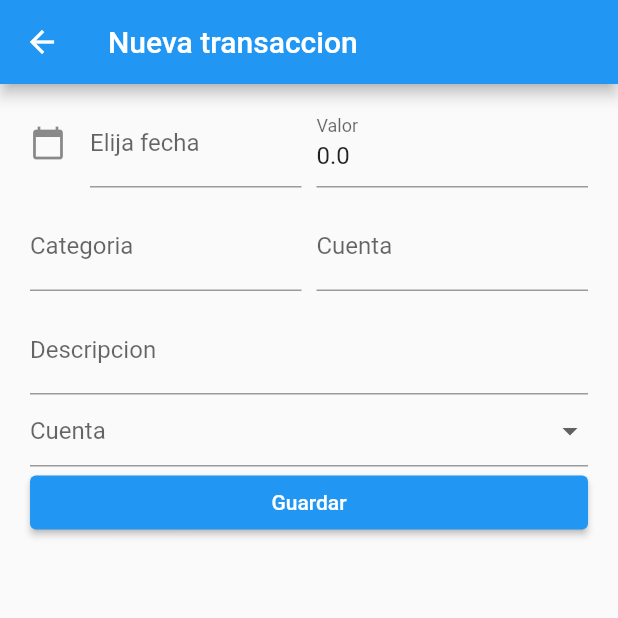
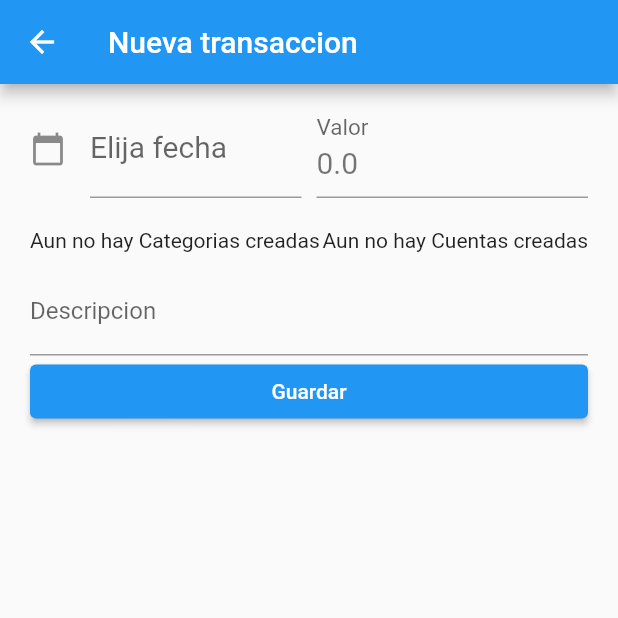
Before and after one commit to Coihue555/fl_control_gastos, a Flutter app: the MovimientosFichaScreen screen opened by its route, after a tap on "Guardar", on a phone screen of 412 x 824 dp, the top half of it. Run offline on Flutter 3.47's test engine with Material 2 defaults, Android fonts, the phone set to English and light mode, and no system bars; our stand-ins replace bloc, flutter_bloc, sqflite; accounts and stored records are empty.

Commit message:
peor es nada

```diff
--- a/lib/main.dart
+++ b/lib/main.dart
@@ -22,7 +22,7 @@ class MyApp extends StatelessWidget {
         return MaterialApp(
             debugShowCheckedModeBanner: false,
             title: 'Movimientos',
-            initialRoute: 'CuentasDrop',
+            initialRoute: 'Home',
             routes: {
               'Home'            : (_) => const HomeScreen(),
               'MovimientosFicha': (_) => MovimientosFichaScreen(),
@@ -30,7 +30,6 @@ class MyApp extends StatelessWidget {
               'CuentasFicha'    : (_) => CuentaFichaScreen(),
               'Categorias'      : (_) => const CategoriasScreen(),
               'CategoriasFicha' : (_) => CategoriasFichaScreen(),
-              'CuentasDrop'     : (_) => const CuentasDropScreen(),
             });
       }),
     );
--- a/lib/screens/categorias_ficha_screen.dart
+++ b/lib/screens/categorias_ficha_screen.dart
@@ -18,7 +18,7 @@ class _CategoriasFichaScreenState extends State<CategoriasFichaScreen> {
       listenWhen: (previous, current) => !current.isWorking,
       listener: (context, state) {
         if (state.accion == 'GuardarCategoria' && state.error.isEmpty) {
-          Navigator.pop(context);
+          Navigator.pushNamed(context, 'Categorias');
         }
       },
       child: Scaffold(
--- a/lib/screens/cuenta_ficha_screen.dart
+++ b/lib/screens/cuenta_ficha_screen.dart
@@ -17,7 +17,7 @@ class _CuentaFichaScreenState extends State<CuentaFichaScreen> {
       listenWhen: (previous, current) => !current.isWorking,
       listener: (context, state) {
         if (state.accion == 'GuardarCuenta' && state.error.isEmpty) {
-          Navigator.pop(context);
+          Navigator.pushNamed(context, 'Cuentas');
         }
       },
       child: Scaffold(
--- a/lib/screens/movimientos_ficha_screen.dart
+++ b/lib/screens/movimientos_ficha_screen.dart
@@ -3,8 +3,8 @@ import 'package:flutter/material.dart';
 import 'package:flutter/services.dart';
 import 'package:intl/intl.dart';
 import 'package:flutter_bloc/flutter_bloc.dart';
-import 'package:fl_control_gastos/widgets/drop3.dart';
 import 'package:fl_control_gastos/bloc/blocs.dart';
+import 'package:fl_control_gastos/models/models.dart';
 
 class MovimientosFichaScreen extends StatefulWidget {
   @override
@@ -24,15 +24,16 @@ class _MovimientosFichaScreenState extends State<MovimientosFichaScreen> {
   @override
   Widget build(BuildContext context) {
     String spCategoria = '';
-    String spCuenta = '';
     String spDescripcion = '';
     double spValor = 0.0;
+    String dropdownCuenta = 'Efectivo';
+    String dropdownCategoria = 'Comida';
 
     return BlocListener<MovimientosBloc, MovimientosState>(
       listenWhen: (previous, current) => !current.isWorking,
       listener: (context, state) {
         if (state.accion == 'GuardarMovimiento' && state.error.isEmpty) {
-          Navigator.pop(context);
+          Navigator.pushNamed(context, 'Home');
         }
       },
       child: Scaffold(
@@ -51,6 +52,7 @@ class _MovimientosFichaScreenState extends State<MovimientosFichaScreen> {
                       children: [
                         Expanded(
                           child: TextField(
+                            style: const TextStyle(fontSize: 20, color: Colors.black54),
                             controller: dateinput,
                             decoration: const InputDecoration(
                               icon: Icon(Icons.calendar_today),
@@ -60,7 +62,7 @@ class _MovimientosFichaScreenState extends State<MovimientosFichaScreen> {
                             onTap: () async {
                               DateTime? pickedDate = await showDatePicker(
                                   context: context,
-                                  initialDate: DateTime.now(),
+                                  initialDate: (state.movimiento.fecha == '' ) ? DateTime.now() : DateTime.parse(state.movimiento.fecha),
                                   firstDate: DateTime(2020),
                                   lastDate: DateTime(2030)
                               );
@@ -72,7 +74,7 @@ class _MovimientosFichaScreenState extends State<MovimientosFichaScreen> {
                                       dateinput.text = formattedDate;
                                     });
                                 }else{
-                                    print("No se selecciono fecha");
+                                    print('No se eligio fecha');
                                 }
                               },
                           ),
@@ -82,6 +84,7 @@ class _MovimientosFichaScreenState extends State<MovimientosFichaScreen> {
 
                         Expanded(
                           child: TextFormField(
+                            style: const TextStyle(fontSize: 20, color: Colors.black54),
                             decoration: const InputDecoration(
                               labelText: 'Valor',
                             ),
@@ -100,34 +103,75 @@ class _MovimientosFichaScreenState extends State<MovimientosFichaScreen> {
 
 
                     const SizedBox(
-                      height: 10,
+                      height: 20,
                     ),
 
                     Row(
                       children: [
-                        Expanded(
-                          child: TextFormField(
-                            decoration: const InputDecoration(
-                              labelText: 'Categoria',
-                            ),
-                            initialValue: state.movimiento.categoria,
-                            onChanged: (value) {
-                              spCategoria = value;
-                            },
-                          ),
+                        BlocConsumer<CategoriasBloc, CategoriasState>(
+                          listenWhen: (previous, current) => !current.isWorking,
+                          listener: (context, state) {  },
+                          builder: (context, state) {
+
+                            if (state.lista.isNotEmpty) {
+                              return DropdownButton<String>(
+                                value: dropdownCategoria,
+                                icon: const Icon(Icons.arrow_drop_down),
+                                elevation: 10,
+                                style: const TextStyle(fontSize: 25, color: Colors.black54),
+                                onChanged: (String? newValue) {
+                                  dropdownCategoria = newValue!;
+                                },
+
+                                items: state.lista
+                                  .map<DropdownMenuItem<String>>((CategoriaModel value) {
+                                    return DropdownMenuItem<String>(
+                                      value: value.nombreCategoria,
+                                      child: Text(value.nombreCategoria),
+                                    );
+                                  }).toList(),
+                              );
+                            } else {
+                              return const Center(
+                                  child: Text('Aun no hay Categorias creadas'),
+                                );
+                            }
+                          },
                         ),
 
-                        const SizedBox(width: 10,),
+                        Expanded(child: Container(width: 10,)),
 
-                        Expanded(
-                          child: TextFormField(
-                            decoration: const InputDecoration(
-                              labelText: 'Cuenta',
-                            ),
-                            initialValue: state.movimiento.cuenta,
-                            onChanged:( value ) {spCuenta = value; },
-                          ),
-                        ),
+
+                        BlocConsumer<CuentasBloc, CuentasState>(
+                          listenWhen: (previous, current) => !current.isWorking,
+                          listener: (context, state) {  },
+                          builder: (context, state) {
+
+                            if (state.lista.isNotEmpty) {
+                              return DropdownButton<String>(
+                                value: dropdownCuenta,
+                                icon: const Icon(Icons.arrow_drop_down),
+                                elevation: 10,
+                                style: const TextStyle(fontSize: 25, color: Colors.black54),
+                                onChanged: (String? newValue) {
+                                  dropdownCuenta = newValue!;
+                                },
+
+                                items: state.lista
+                                  .map<DropdownMenuItem<String>>((CuentaModel value) {
+                                    return DropdownMenuItem<String>(
+                                      value: value.nombreCuenta,
+                                      child: Text(value.nombreCuenta),
+                                    );
+                                  }).toList(),
+                              );
+                            } else {
+                              return const Center(
+                                  child: Text('Aun no hay Cuentas creadas'),
+                                );
+                            }
+                          },
+                        )
                       ],
                     ),
 
@@ -140,9 +184,11 @@ class _MovimientosFichaScreenState extends State<MovimientosFichaScreen> {
                         labelText: 'Descripcion',
                       ),
                       initialValue: state.movimiento.descripcion,
-                      onChanged:( value ) {spDescripcion = value; },
+                      onChanged:( value ) {
+                          spDescripcion = value;
+                        },
                     ),
-                    DropdownItem(),
+
 
 
 
@@ -151,12 +197,16 @@ class _MovimientosFichaScreenState extends State<MovimientosFichaScreen> {
                             width: double.infinity,
                             child: Center(child: Text('Guardar'))),
                         onPressed: () {
-                          // if(spCategoria.isEmpty){spCategoria = state.movimiento.categoria;}
-                          // if(spDescripcion.isEmpty){spDescripcion = state.movimiento.descripcion;}
+                          if(spCategoria.isEmpty){spCategoria = state.movimiento.categoria;}
+                          if(spDescripcion.isEmpty){spDescripcion = state.movimiento.descripcion;}
+                          if(spValor == 0.0){spValor = state.movimiento.valor;}
+                          if(dateinput.text.isEmpty){dateinput.text = state.movimiento.fecha;}
+
+
 
                           context
                               .read<MovimientosBloc>()
-                              .add(ValidateMovimiento(spCategoria, spCuenta, dateinput.text, spDescripcion, spValor));
+                              .add(ValidateMovimiento(dropdownCategoria, dropdownCuenta, dateinput.text, spDescripcion, spValor));
                         }),
                     ],
                   ),
--- a/lib/screens/screens.dart
+++ b/lib/screens/screens.dart
@@ -4,4 +4,3 @@ export 'package:fl_control_gastos/screens/movimientos_screen.dart';
 export 'package:fl_control_gastos/screens/categorias_screen.dart';
 export 'package:fl_control_gastos/screens/cuentas_screen.dart';
 export 'package:fl_control_gastos/screens/categorias_ficha_screen.dart';
-export 'package:fl_control_gastos/screens/cuentas_drop_screen.dart';
--- a/lib/widgets/drop3.dart
+++ /dev/null
@@ -1,49 +0,0 @@
-import 'package:flutter/material.dart';
-
-
-class DropdownItem extends StatefulWidget {
-  DropdownItem({Key? key}) : super(key: key);
-
-  @override
-  State<DropdownItem> createState() => DropdownItemState();
-}
-
-class DropdownItemState extends State<DropdownItem> {
-  String? selectedValue;
-  final _dropdownFormKey = GlobalKey<FormState>();
-
-  @override
-  Widget build(BuildContext context) {
-    return Form(
-        key: _dropdownFormKey,
-        child: Column(
-          mainAxisAlignment: MainAxisAlignment.center,
-          children: [
-            DropdownButtonFormField(
-                hint: const Text('Cuenta'),
-                validator: (value) => value == null ? "Elija una cuenta" : null,
-                value: selectedValue,
-                onChanged: (String? newValue) {
-                  setState(() {
-                    selectedValue = newValue!;
-                  });
-                },
-                onTap: (){
-                    if (_dropdownFormKey.currentState!.validate()) {  }
-                  },
-                items: dropdownItems
-            ),
-          ],
-        ));
-  }
-}
-
-List<DropdownMenuItem<String>> get dropdownItems{
-  List<DropdownMenuItem<String>> menuItems = const [
-    DropdownMenuItem(child: Text("USA"),value: "USA"),
-    DropdownMenuItem(child: Text("Canada"),value: "Canada"),
-    DropdownMenuItem(child: Text("Brazil"),value: "Brazil"),
-    DropdownMenuItem(child: Text("England"),value: "England"),
-  ];
-  return menuItems;
-}
```
Also changed, not shown: lib/db/db.dart (+12 -0 lines), lib/screens/cuentas_drop_screen.dart (deleted, +0 -72 lines), lib/screens/movimientos_screen.dart (+6 -1 lines).
